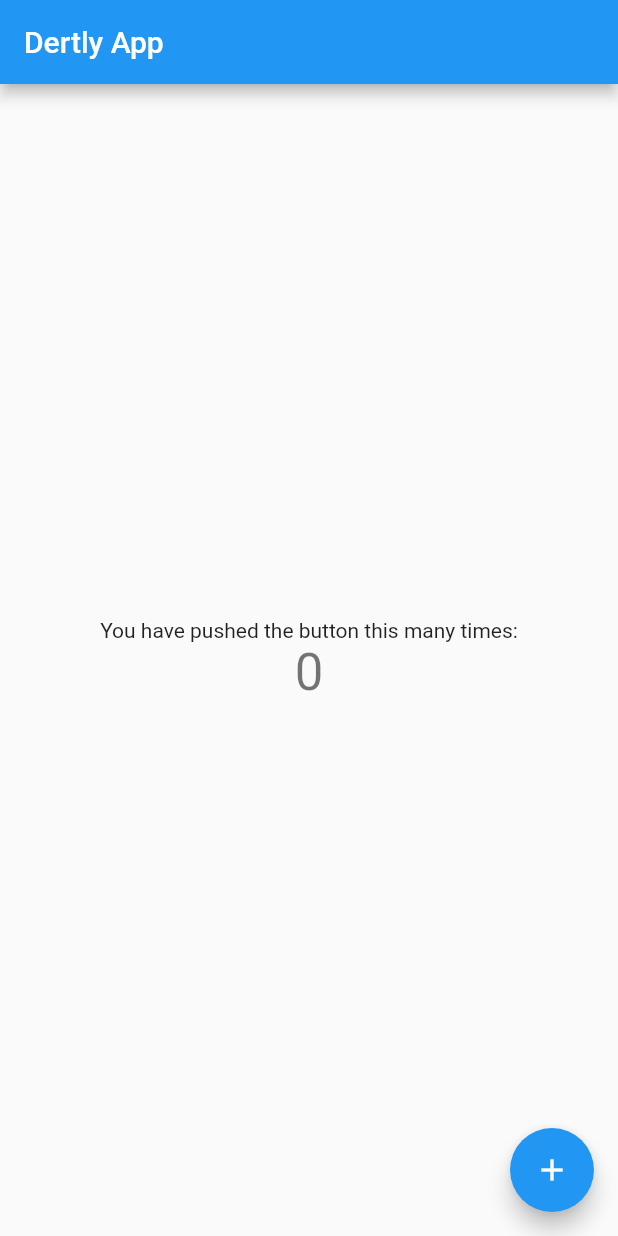
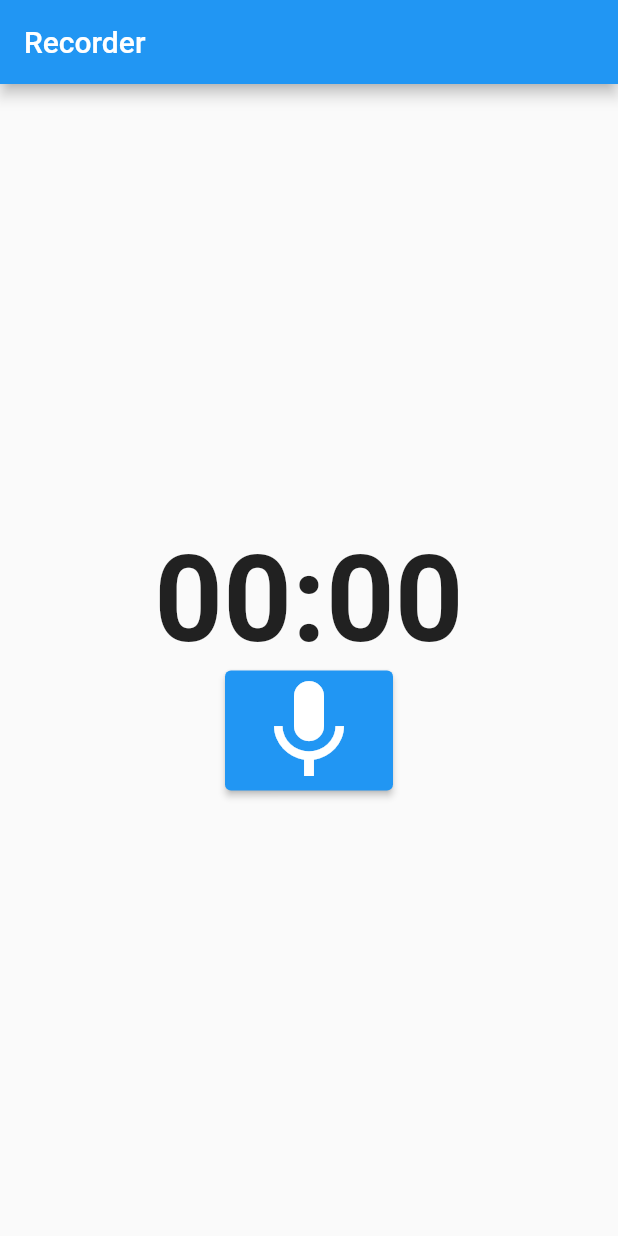
Before and after one commit to hoguzhantkl/dertly, a Flutter app: the screen it shows once a user with an empty profile is signed in, on a phone screen of 412 x 824 dp. Run offline on Flutter 3.47's test engine with Material 2 defaults, Android fonts, the light colour scheme and no system bars; our stand-ins replace audioplayers, firebase_auth, firebase_core, permission_handler; missing offline and left inert: flutter_sound; accounts and stored records are empty; network calls fail.

Commit message:
Recording/Playing the audio

```diff
--- a/lib/auth_listener.dart
+++ b/lib/auth_listener.dart
@@ -3,6 +3,7 @@ import 'package:flutter/material.dart';
 
 import 'home_screen.dart';
 import 'signin_screen.dart';
+import 'recorder_screen.dart';
 
 class AuthListener extends StatelessWidget {
   const AuthListener({super.key});
@@ -13,7 +14,7 @@ class AuthListener extends StatelessWidget {
       stream: FirebaseAuth.instance.authStateChanges(),
       builder: (context, snapshot) {
         if (snapshot.hasData) {
-          return const HomeScreen(title: 'Dertly App');
+          return const RecorderScreen(); //HomeScreen(title: 'Dertly App');
         }
 
         return const SignInScreen();
--- /dev/null
+++ b/lib/recorder_screen.dart
@@ -0,0 +1,114 @@
+import 'dart:io';
+
+import 'package:flutter/material.dart';
+
+import 'package:flutter_sound/flutter_sound.dart';
+import 'package:audioplayers/audioplayers.dart';
+
+import 'package:permission_handler/permission_handler.dart';
+
+class RecorderScreen extends StatefulWidget {
+  const RecorderScreen({super.key});
+
+  @override
+  State<RecorderScreen> createState() => _RecorderScreenState();
+}
+
+class _RecorderScreenState extends State<RecorderScreen>{
+  final recorder = FlutterSoundRecorder();
+  final audioPlayer = AudioPlayer();
+
+  bool isRecorderReady = false;
+
+  @override
+  void initState() {
+    super.initState();
+    initRecorder();
+  }
+
+  @override
+  void dispose() {
+    recorder.closeRecorder();
+    super.dispose();
+  }
+
+  Future initRecorder() async {
+    final status = await Permission.microphone.request();
+    if (status != PermissionStatus.granted) {
+      throw RecordingPermissionException('Microphone permission not granted');
+    }
+
+    recorder.openRecorder();
+
+    isRecorderReady = true;
+
+    recorder.setSubscriptionDuration(
+      const Duration(milliseconds: 500),
+    );
+  }
+
+  Future record() async {
+    if (!isRecorderReady) return;
+    await recorder.startRecorder(toFile: 'audio.aac');
+  }
+
+  Future stop() async {
+    if (!isRecorderReady) return;
+
+    final path = await recorder.stopRecorder();
+    final audioFile = File(path!);
+    print('Recorded audio: $path');
+
+    //await audioPlayer.setSourceAsset("sounds/Evillaugh.mp3");
+    await audioPlayer.setSource(DeviceFileSource(path));
+    await audioPlayer.resume();
+  }
+
+  @override
+  Widget build(BuildContext context) {
+    return Scaffold(
+      appBar: AppBar(
+        title: const Text('Recorder'),
+      ),
+      body: Center(
+        child: Column(
+          mainAxisAlignment: MainAxisAlignment.center,
+          children: <Widget>[
+            StreamBuilder(
+              stream: recorder.onProgress,
+              builder: (context, snapshot) {
+                final duration = snapshot.hasData ? snapshot.data!.duration : Duration.zero;
+
+                String twoDigits(int n) => n.toString().padLeft(2, '0');
+                String twoDigitMinutes = twoDigits(duration.inMinutes.remainder(60));
+                String twoDigitSeconds = twoDigits(duration.inSeconds.remainder(60));
+
+                return Text(
+                    '$twoDigitMinutes:$twoDigitSeconds',
+                    style: const TextStyle(
+                        fontSize: 80,
+                        fontWeight: FontWeight.bold
+                    )
+                );
+              }
+            ),
+            ElevatedButton(
+              child: Icon(
+                  recorder.isRecording ? Icons.stop : Icons.mic,
+                  size: 80
+              ),
+              onPressed: () async {
+                if (recorder.isRecording) {
+                  await stop();
+                } else {
+                  await record();
+                }
+                setState(() {});
+              },
+            ),
+          ],
+        ),
+      ),
+    );
+  }
+}
--- a/pubspec.yaml
+++ b/pubspec.yaml
@@ -39,6 +39,9 @@ dependencies:
   firebase_core: ^2.4.1
   firebase_auth: ^4.2.4
   cloud_firestore: ^4.3.1
+  flutter_sound: ^9.2.13
+  permission_handler: ^10.2.0
+  audioplayers: ^1.1.1
 
 dev_dependencies:
   flutter_test:
@@ -63,7 +66,8 @@ flutter:
   uses-material-design: true
 
   # To add assets to your application, add an assets section, like this:
-  # assets:
+  assets:
+    - assets/
   #   - images/a_dot_burr.jpeg
   #   - images/a_dot_ham.jpeg
 
```
Also changed, not shown: lib/firebase_options.dart, pubspec.lock, 7 other files.
